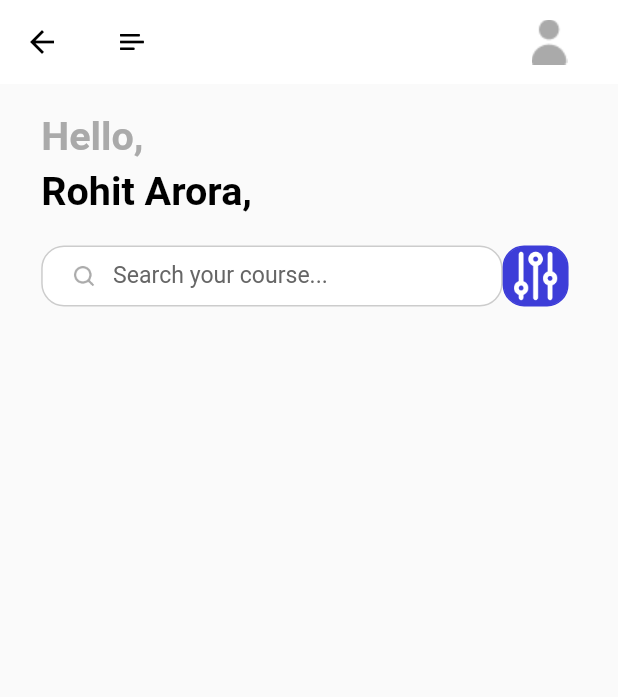
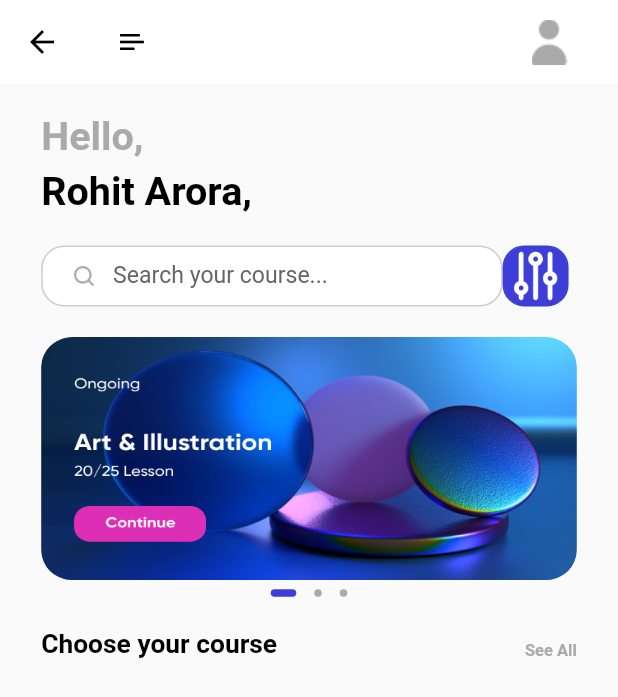
Before and after one commit to rohitarora15820/bloc_learning_app, a Flutter app: the HomePage screen opened directly, on a phone screen of 412 x 824 dp. Shown: the top 697 px of the screen. Run offline on Flutter 3.47's test engine with Material 2 defaults, Android fonts, the light colour scheme and no system bars; drawn by our look-alikes of dots_indicator; our stand-ins replace bloc, cloud_firestore, firebase_auth, firebase_core, flutter_bloc, flutter_screenutil and 2 more; accounts and stored records are empty; Roboto replaces fonts that are missing (Avenir).

Commit message:
Added Dlider in Home page

```diff
--- a/lib/common/routes/name.dart
+++ b/lib/common/routes/name.dart
@@ -4,4 +4,5 @@ class AppRoutes{
   static const APPLICATION="/application";
   static const SIGN_IN="/sign_in";
   static const REGISTER="/register";
+  static const HOME_PAGE="/home_page";
 }
--- a/lib/main.dart
+++ b/lib/main.dart
@@ -17,7 +17,6 @@ class MyApp extends StatelessWidget {
   @override
   Widget build(BuildContext context) {
     return MultiBlocProvider(
-      // providers: AppBlocProviders.allBlocProviders,
       providers: [...AppPages.allBlocProviders(context)],
       child: ScreenUtilInit(
         designSize:const  Size(375, 812),
--- /dev/null
+++ b/lib/pages/homepage/bloc/home_page_blocs.dart
@@ -0,0 +1,15 @@
+import 'package:flutter_bloc/flutter_bloc.dart';
+import 'package:learning_app/pages/homepage/bloc/home_page_events.dart';
+import 'package:learning_app/pages/homepage/bloc/home_page_states.dart';
+
+class HomePageBlocs extends Bloc<HomePageEvents,HomePageStates>{
+  HomePageBlocs():super(const HomePageStates()){
+    on<HomePageDots>(homePageDots);
+  }
+
+  void homePageDots(HomePageDots event,Emitter<HomePageStates> emtter){
+    emtter(state.copyWith(
+      index: event.index
+    ));
+  }
+}
--- /dev/null
+++ b/lib/pages/homepage/bloc/home_page_events.dart
@@ -0,0 +1,9 @@
+abstract class HomePageEvents{
+  const HomePageEvents();
+}
+
+class HomePageDots extends HomePageEvents{
+final int? index;
+HomePageDots({this.index});
+
+}
--- /dev/null
+++ b/lib/pages/homepage/bloc/home_page_states.dart
@@ -0,0 +1,9 @@
+class HomePageStates{
+  const HomePageStates({this.index=0});
+ final int index;
+
+
+HomePageStates copyWith({int? index}){
+  return  HomePageStates(index: index?? this.index);
+}
+}
--- a/lib/pages/homepage/homepage.dart
+++ b/lib/pages/homepage/homepage.dart
@@ -1,5 +1,8 @@
 import 'package:flutter/material.dart';
+import 'package:flutter_bloc/flutter_bloc.dart';
 import 'package:flutter_screenutil/flutter_screenutil.dart';
+import 'package:learning_app/pages/homepage/bloc/home_page_blocs.dart';
+import 'package:learning_app/pages/homepage/bloc/home_page_states.dart';
 import 'package:learning_app/pages/homepage/widgets/home_page_widgets.dart';
 
 import '../../common/entities/values/colors.dart';
@@ -16,7 +19,9 @@ class _HomePageState extends State<HomePage> {
   Widget build(BuildContext context) {
     return Scaffold(
       appBar: buildAppBar(),
-      body: Container(
+      body: BlocBuilder<HomePageBlocs, HomePageStates>(
+        builder: (context, state) {
+          return Container(
         margin: EdgeInsets.symmetric(vertical: 0, horizontal: 25.w),
         child: Column(
           crossAxisAlignment: CrossAxisAlignment.start,
@@ -26,10 +31,13 @@ class _HomePageState extends State<HomePage> {
             homePageText("Rohit Arora,", color: AppColors.primaryText, top: 5),
             SizedBox(height: 20.h,),
             searchView(),
-            menuView()
+            slidersView(context,state),
+            menuView(),
           ],
         ),
-      ),
+      );
+        },
+      )
     );
   }
 }
--- a/lib/pages/homepage/widgets/home_page_widgets.dart
+++ b/lib/pages/homepage/widgets/home_page_widgets.dart
@@ -1,6 +1,11 @@
+import 'package:dots_indicator/dots_indicator.dart';
 import 'package:flutter/material.dart';
+import 'package:flutter_bloc/flutter_bloc.dart';
 import 'package:flutter_screenutil/flutter_screenutil.dart';
 import 'package:learning_app/common/entities/values/colors.dart';
+import 'package:learning_app/pages/homepage/bloc/home_page_blocs.dart';
+import 'package:learning_app/pages/homepage/bloc/home_page_events.dart';
+import 'package:learning_app/pages/homepage/bloc/home_page_states.dart';
 
 AppBar buildAppBar() {
   return AppBar(
@@ -52,7 +57,8 @@ Widget searchView() {
             color: AppColors.primaryBackground,
             borderRadius: BorderRadius.circular(15.h),
             border: Border.all(color: AppColors.primaryFourElementText)),
-        child: Row(mainAxisAlignment: MainAxisAlignment.spaceBetween, children: [
+        child:
+            Row(mainAxisAlignment: MainAxisAlignment.spaceBetween, children: [
           Container(
             margin: EdgeInsets.only(left: 17.w),
             width: 16.w,
@@ -94,7 +100,7 @@ Widget searchView() {
           width: 40.w,
           height: 40.h,
           decoration: BoxDecoration(
-            color: AppColors.primaryElement,
+              color: AppColors.primaryElement,
               borderRadius: BorderRadius.all(Radius.circular(13.w)),
               border: Border.all(color: AppColors.primaryElement)),
           child: Image.asset("assets/icons/options.png"),
@@ -104,7 +110,87 @@ Widget searchView() {
   );
 }
 
+Widget slidersView(BuildContext context, HomePageStates states) {
+  return Column(
+    children: [
+      Container(
+        margin: EdgeInsets.only(top: 20.h),
+        width: 325.w,
+        height: 160.h,
+        child: PageView(
+          onPageChanged: (value) {
+            context.read<HomePageBlocs>().add(HomePageDots(index: value));
+          },
+          children: [
+            sliderContainer(path: "assets/icons/Art.png"),
+            sliderContainer(path: "assets/icons/image_1.png"),
+            sliderContainer(path: "assets/icons/image_2.png")
+          ],
+        ),
+      ),
+      SizedBox(
+        child: DotsIndicator(
+          dotsCount: 3,
+          position: states.index,
+          decorator: const DotsDecorator(
+              color: AppColors.primaryThirdElementText,
+              activeColor: AppColors.primaryElement,
+              size: Size.square(5.0),
+              activeSize: Size(17.0, 5.0),
+              activeShape: RoundedRectangleBorder(
+                  borderRadius: BorderRadius.all(Radius.circular(5.0)))),
+        ),
+      )
+    ],
+  );
+}
 
-Widget menuView(){
-  return Container();
+Widget sliderContainer({String path = ""}) {
+  return Container(
+    width: 325.w,
+    height: 160.h,
+    decoration: BoxDecoration(
+        borderRadius: BorderRadius.all(Radius.circular(20.h)),
+        image: DecorationImage(fit: BoxFit.fill, image: AssetImage(path))),
+  );
 }
+
+Widget menuView() {
+  return Column(
+    children: [
+      Container(
+        width: 325.w,
+        margin: EdgeInsets.only(top: 15.h),
+        child: Row(
+          mainAxisAlignment: MainAxisAlignment.spaceBetween,
+          crossAxisAlignment: CrossAxisAlignment.end,
+          children: [
+        _resuableMenuText("Choose your course",),
+        GestureDetector(
+          onTap: (){},
+          child: _resuableMenuText("See All",colors: AppColors.primaryThirdElementText,fontSize: 10)),
+        ]),
+      ),
+      Container(
+        child: Row(
+          children: [
+            Container()
+          ],
+        ),
+      )
+    ],
+  );
+}
+
+
+Widget _resuableMenuText(String text,{Color colors=AppColors.primaryText,int fontSize=16}){
+  return  Container(
+            child: Text(
+              text,
+              style: TextStyle(
+                  color: colors,
+                  fontWeight: FontWeight.bold,
+                  fontSize: fontSize.sp),
+            ),
+          );
+}
```
Also changed, not shown: lib/common/routes/pages.dart (+8 -0 lines), assets/icons/image_1.png (renamed from assets/icons/Image(1).png), assets/icons/image_2.png (renamed from assets/icons/Image(2).png).
